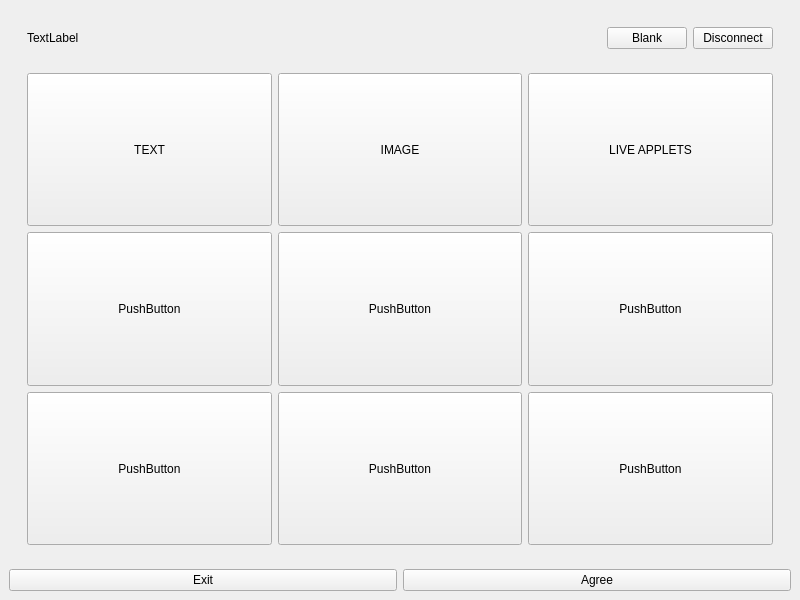
The window that mainwindow.ui (wojtasek3221/pypixelgui) describes before a commit, drawn with Qt 5.
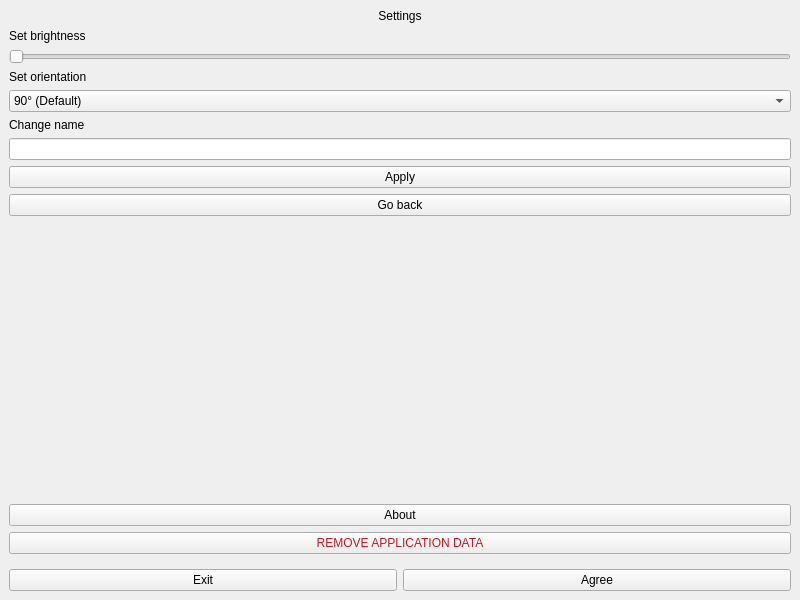
The same window after the commit. The open tabs and pages were chosen to show the change. Icons and pictures are not drawn.

```diff
--- a/mainwindow.ui
+++ b/mainwindow.ui
@@ -15,6 +15,18 @@
   </property>
   <widget class="QWidget" name="centralwidget">
    <layout class="QVBoxLayout" name="verticalLayout_2">
+    <property name="leftMargin">
+     <number>0</number>
+    </property>
+    <property name="topMargin">
+     <number>0</number>
+    </property>
+    <property name="rightMargin">
+     <number>0</number>
+    </property>
+    <property name="bottomMargin">
+     <number>0</number>
+    </property>
     <item>
      <widget class="QStackedWidget" name="stackedWidget">
       <property name="contextMenuPolicy">
@@ -262,6 +274,18 @@
            </sizepolicy>
           </property>
           <layout class="QHBoxLayout" name="horizontalLayout_2">
+           <property name="leftMargin">
+            <number>0</number>
+           </property>
+           <property name="topMargin">
+            <number>0</number>
+           </property>
+           <property name="rightMargin">
+            <number>0</number>
+           </property>
+           <property name="bottomMargin">
+            <number>0</number>
+           </property>
            <item>
             <widget class="QLabel" name="label_9">
              <property name="sizePolicy">
@@ -271,6 +295,19 @@
               </sizepolicy>
              </property>
              <property name="text">
+              <string>ipixel</string>
+             </property>
+            </widget>
+           </item>
+           <item>
+            <widget class="QLabel" name="label_22">
+             <property name="sizePolicy">
+              <sizepolicy hsizetype="Maximum" vsizetype="Preferred">
+               <horstretch>0</horstretch>
+               <verstretch>0</verstretch>
+              </sizepolicy>
+             </property>
+             <property name="text">
               <string>TextLabel</string>
              </property>
             </widget>
@@ -298,6 +335,19 @@
              </property>
             </widget>
            </item>
+           <item>
+            <widget class="QPushButton" name="pushButton_11">
+             <property name="sizePolicy">
+              <sizepolicy hsizetype="Maximum" vsizetype="Fixed">
+               <horstretch>0</horstretch>
+               <verstretch>0</verstretch>
+              </sizepolicy>
+             </property>
+             <property name="text">
+              <string>Power off</string>
+             </property>
+            </widget>
+           </item>
            <item>
             <widget class="QPushButton" name="pushButton_5">
              <property name="sizePolicy">
@@ -307,7 +357,7 @@
               </sizepolicy>
              </property>
              <property name="text">
-              <string>Disconnect</string>
+              <string>Reconnect</string>
              </property>
             </widget>
            </item>
@@ -317,6 +367,47 @@
         <item>
          <widget class="QWidget" name="widget_5" native="true">
           <layout class="QGridLayout" name="gridLayout">
+           <property name="leftMargin">
+            <number>0</number>
+           </property>
+           <property name="topMargin">
+            <number>0</number>
+           </property>
+           <property name="rightMargin">
+            <number>0</number>
+           </property>
+           <property name="bottomMargin">
+            <number>0</number>
+           </property>
+           <item row="2" column="1">
+            <widget class="QPushButton" name="pushButton_13">
+             <property name="sizePolicy">
+              <sizepolicy hsizetype="Minimum" vsizetype="Minimum">
+               <horstretch>0</horstretch>
+               <verstretch>0</verstretch>
+              </sizepolicy>
+             </property>
+             <property name="text">
+              <string>PushButton</string>
+             </property>
+            </widget>
+           </item>
+           <item row="0" column="2">
+            <widget class="QPushButton" name="pushButton_8">
+             <property name="sizePolicy">
+              <sizepolicy hsizetype="Minimum" vsizetype="Minimum">
+               <horstretch>0</horstretch>
+               <verstretch>0</verstretch>
+              </sizepolicy>
+             </property>
+             <property name="styleSheet">
+              <string notr="true">image: url(:/icons/icons/clock.svg);</string>
+             </property>
+             <property name="text">
+              <string/>
+             </property>
+            </widget>
+           </item>
            <item row="0" column="0">
             <widget class="QPushButton" name="pushButton_6">
              <property name="sizePolicy">
@@ -325,8 +416,11 @@
                <verstretch>0</verstretch>
               </sizepolicy>
              </property>
+             <property name="styleSheet">
+              <string notr="true">image: url(:/icons/icons/text.svg);</string>
+             </property>
              <property name="text">
-              <string>TEXT</string>
+              <string/>
              </property>
             </widget>
            </item>
@@ -338,77 +432,15 @@
                <verstretch>0</verstretch>
               </sizepolicy>
              </property>
-             <property name="text">
-              <string>IMAGE</string>
+             <property name="styleSheet">
+              <string notr="true">image: url(:/icons/icons/image.svg);</string>
              </property>
-            </widget>
-           </item>
-           <item row="2" column="0">
-            <widget class="QPushButton" name="pushButton_9">
-             <property name="sizePolicy">
-              <sizepolicy hsizetype="Minimum" vsizetype="Minimum">
-               <horstretch>0</horstretch>
-               <verstretch>0</verstretch>
-              </sizepolicy>
-             </property>
              <property name="text">
-              <string>PushButton</string>
-             </property>
-            </widget>
-           </item>
-           <item row="2" column="1">
-            <widget class="QPushButton" name="pushButton_10">
-             <property name="sizePolicy">
-              <sizepolicy hsizetype="Minimum" vsizetype="Minimum">
-               <horstretch>0</horstretch>
-               <verstretch>0</verstretch>
-              </sizepolicy>
-             </property>
-             <property name="text">
-              <string>PushButton</string>
+              <string/>
              </property>
             </widget>
            </item>
            <item row="2" column="2">
-            <widget class="QPushButton" name="pushButton_11">
-             <property name="sizePolicy">
-              <sizepolicy hsizetype="Minimum" vsizetype="Minimum">
-               <horstretch>0</horstretch>
-               <verstretch>0</verstretch>
-              </sizepolicy>
-             </property>
-             <property name="text">
-              <string>PushButton</string>
-             </property>
-            </widget>
-           </item>
-           <item row="3" column="0">
-            <widget class="QPushButton" name="pushButton_12">
-             <property name="sizePolicy">
-              <sizepolicy hsizetype="Minimum" vsizetype="Minimum">
-               <horstretch>0</horstretch>
-               <verstretch>0</verstretch>
-              </sizepolicy>
-             </property>
-             <property name="text">
-              <string>PushButton</string>
-             </property>
-            </widget>
-           </item>
-           <item row="3" column="1">
-            <widget class="QPushButton" name="pushButton_13">
-             <property name="sizePolicy">
-              <sizepolicy hsizetype="Minimum" vsizetype="Minimum">
-               <horstretch>0</horstretch>
-               <verstretch>0</verstretch>
-              </sizepolicy>
-             </property>
-             <property name="text">
-              <string>PushButton</string>
-             </property>
-            </widget>
-           </item>
-           <item row="3" column="2">
             <widget class="QPushButton" name="pushButton_14">
              <property name="sizePolicy">
               <sizepolicy hsizetype="Minimum" vsizetype="Minimum">
@@ -417,12 +449,12 @@
               </sizepolicy>
              </property>
              <property name="text">
-              <string>PushButton</string>
+              <string>SETTINGS</string>
              </property>
             </widget>
            </item>
-           <item row="0" column="2">
-            <widget class="QPushButton" name="pushButton_8">
+           <item row="2" column="0">
+            <widget class="QPushButton" name="pushButton_12">
              <property name="sizePolicy">
               <sizepolicy hsizetype="Minimum" vsizetype="Minimum">
                <horstretch>0</horstretch>
@@ -430,7 +462,7 @@
               </sizepolicy>
              </property>
              <property name="text">
-              <string>LIVE APPLETS</string>
+              <string>PushButton</string>
              </property>
             </widget>
            </item>
@@ -845,6 +877,16 @@
                  </property>
                 </widget>
                </item>
+               <item>
+                <widget class="QPushButton" name="pushButton_9">
+                 <property name="enabled">
+                  <bool>false</bool>
+                 </property>
+                 <property name="text">
+                  <string>Stop watchface service</string>
+                 </property>
+                </widget>
+               </item>
                <item>
                 <widget class="QPushButton" name="pushButton_23">
                  <property name="text">
@@ -913,6 +955,153 @@
           </widget>
          </widget>
         </item>
+        <item>
+         <widget class="QPushButton" name="pushButton_10">
+          <property name="text">
+           <string>Go back</string>
+          </property>
+         </widget>
+        </item>
+       </layout>
+      </widget>
+      <widget class="QWidget" name="page_10">
+       <layout class="QVBoxLayout" name="verticalLayout_13">
+        <item>
+         <widget class="QLabel" name="label_23">
+          <property name="sizePolicy">
+           <sizepolicy hsizetype="Preferred" vsizetype="Maximum">
+            <horstretch>0</horstretch>
+            <verstretch>0</verstretch>
+           </sizepolicy>
+          </property>
+          <property name="text">
+           <string>Settings</string>
+          </property>
+          <property name="alignment">
+           <set>Qt::AlignmentFlag::AlignCenter</set>
+          </property>
+         </widget>
+        </item>
+        <item>
+         <widget class="QLabel" name="label_24">
+          <property name="sizePolicy">
+           <sizepolicy hsizetype="Preferred" vsizetype="Maximum">
+            <horstretch>0</horstretch>
+            <verstretch>0</verstretch>
+           </sizepolicy>
+          </property>
+          <property name="text">
+           <string>Set brightness</string>
+          </property>
+         </widget>
+        </item>
+        <item>
+         <widget class="QSlider" name="horizontalSlider_2">
+          <property name="minimum">
+           <number>0</number>
+          </property>
+          <property name="maximum">
+           <number>100</number>
+          </property>
+          <property name="orientation">
+           <enum>Qt::Orientation::Horizontal</enum>
+          </property>
+          <property name="invertedAppearance">
+           <bool>false</bool>
+          </property>
+          <property name="invertedControls">
+           <bool>false</bool>
+          </property>
+         </widget>
+        </item>
+        <item>
+         <widget class="QLabel" name="label_25">
+          <property name="sizePolicy">
+           <sizepolicy hsizetype="Preferred" vsizetype="Maximum">
+            <horstretch>0</horstretch>
+            <verstretch>0</verstretch>
+           </sizepolicy>
+          </property>
+          <property name="text">
+           <string>Set orientation</string>
+          </property>
+         </widget>
+        </item>
+        <item>
+         <widget class="QComboBox" name="comboBox_3">
+          <item>
+           <property name="text">
+            <string>90° (Default)</string>
+           </property>
+          </item>
+          <item>
+           <property name="text">
+            <string>180°</string>
+           </property>
+          </item>
+          <item>
+           <property name="text">
+            <string>0°</string>
+           </property>
+          </item>
+          <item>
+           <property name="text">
+            <string>270°</string>
+           </property>
+          </item>
+         </widget>
+        </item>
+        <item>
+         <widget class="QLabel" name="label_26">
+          <property name="sizePolicy">
+           <sizepolicy hsizetype="Preferred" vsizetype="Maximum">
+            <horstretch>0</horstretch>
+            <verstretch>0</verstretch>
+           </sizepolicy>
+          </property>
+          <property name="text">
+           <string>Change name</string>
+          </property>
+         </widget>
+        </item>
+        <item>
+         <widget class="QLineEdit" name="lineEdit_6"/>
+        </item>
+        <item>
+         <widget class="QPushButton" name="pushButton_25">
+          <property name="text">
+           <string>Apply</string>
+          </property>
+         </widget>
+        </item>
+        <item>
+         <widget class="QPushButton" name="pushButton_26">
+          <property name="text">
+           <string>Go back</string>
+          </property>
+         </widget>
+        </item>
+        <item>
+         <widget class="QWidget" name="widget_14" native="true"/>
+        </item>
+        <item>
+         <widget class="QPushButton" name="pushButton_28">
+          <property name="text">
+           <string>About</string>
+          </property>
+         </widget>
+        </item>
+        <item>
+         <widget class="QPushButton" name="pushButton_27">
+          <property name="styleSheet">
+           <string notr="true">color: rgb(192, 28, 40);
+font: 700 10pt &quot;aakar&quot;;</string>
+          </property>
+          <property name="text">
+           <string>REMOVE APPLICATION DATA</string>
+          </property>
+         </widget>
+        </item>
        </layout>
       </widget>
      </widget>
@@ -921,16 +1110,16 @@
      <widget class="QWidget" name="widget" native="true">
       <layout class="QHBoxLayout" name="horizontalLayout">
        <property name="leftMargin">
-        <number>0</number>
+        <number>9</number>
        </property>
        <property name="topMargin">
         <number>0</number>
        </property>
        <property name="rightMargin">
-        <number>0</number>
+        <number>9</number>
        </property>
        <property name="bottomMargin">
-        <number>0</number>
+        <number>9</number>
        </property>
        <item>
         <widget class="QPushButton" name="pushButton">
```
Left out of the diff: 4 changed lines with no effect on the pictures.
